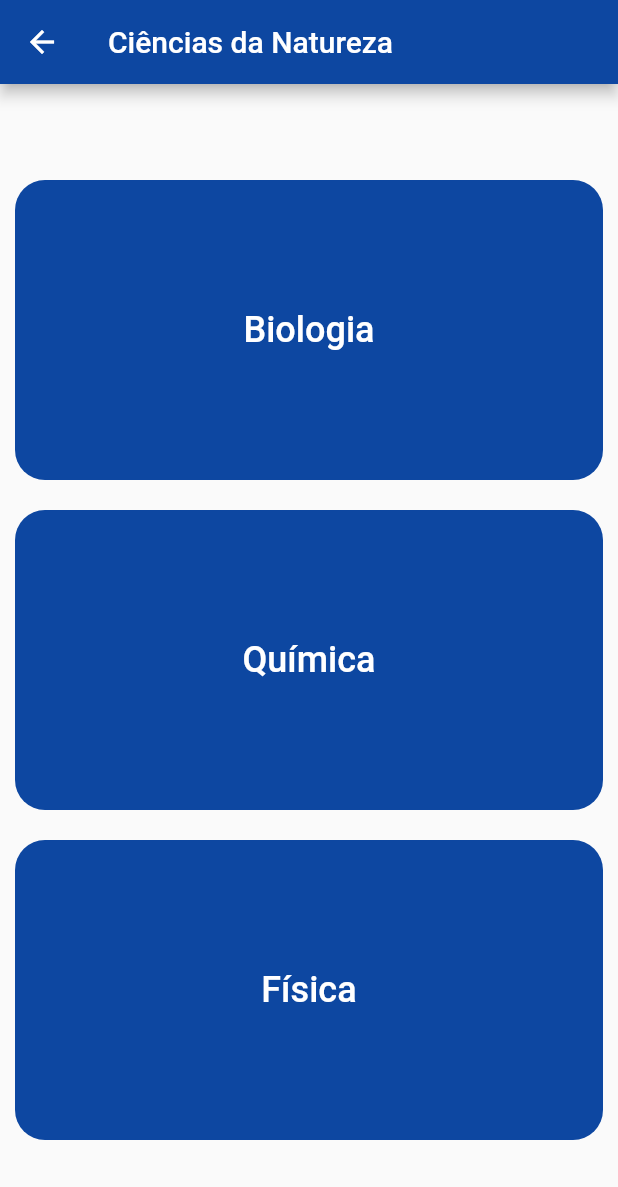
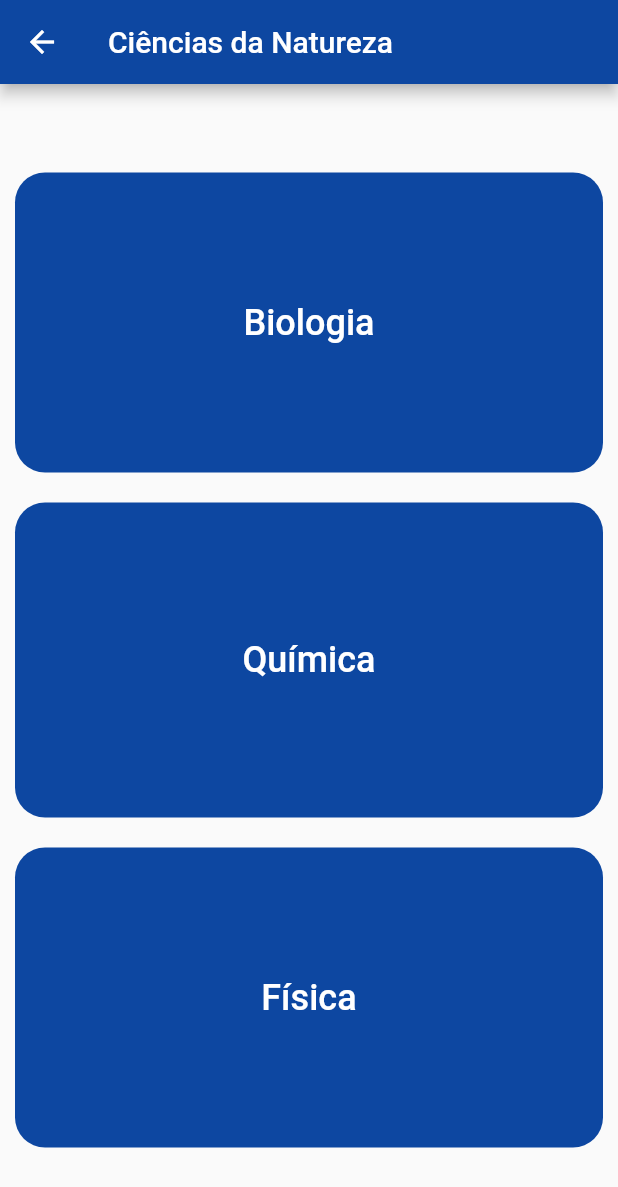
Before and after one commit to emilyshaas/app_learnFy, a Flutter app: the Ciencia screen opened directly, on a phone screen of 412 x 824 dp. Shown: the top 1187 px of the screen. Run offline on Flutter 3.47's test engine with Material 2 defaults, Android fonts, the phone set to English and light mode, and no system bars; our stand-ins replace shared_preferences; missing offline and left inert: dart:js; accounts and stored records are empty.

Commit message:
Mudando o tamanho do container

```diff
--- a/lib/ciencia.dart
+++ b/lib/ciencia.dart
@@ -39,7 +39,7 @@ class Ciencia extends StatelessWidget {
               ),
               Container(
                 width: 500,
-                height: 200,
+                height: 210,
                 margin: EdgeInsets.all(10),
                 decoration: BoxDecoration(
                   borderRadius: BorderRadius.circular(20),
```
